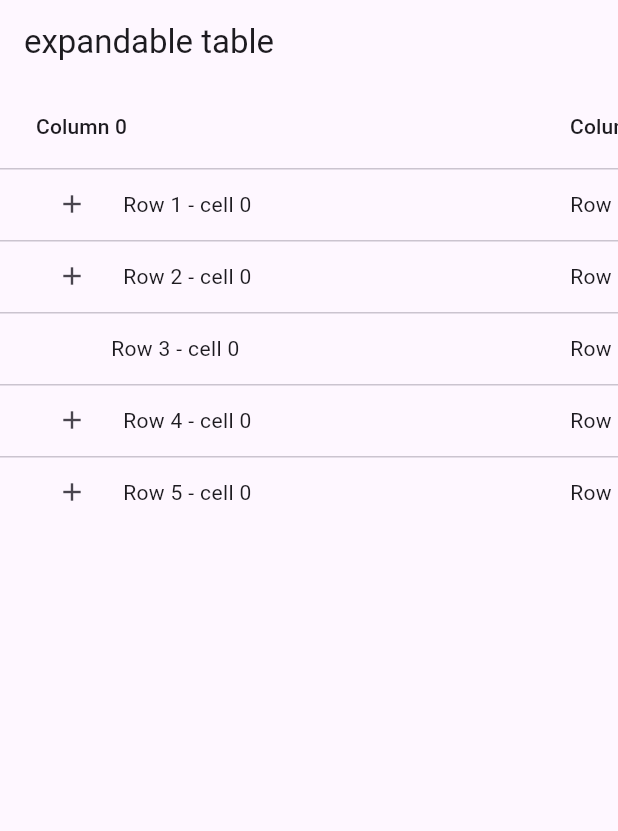
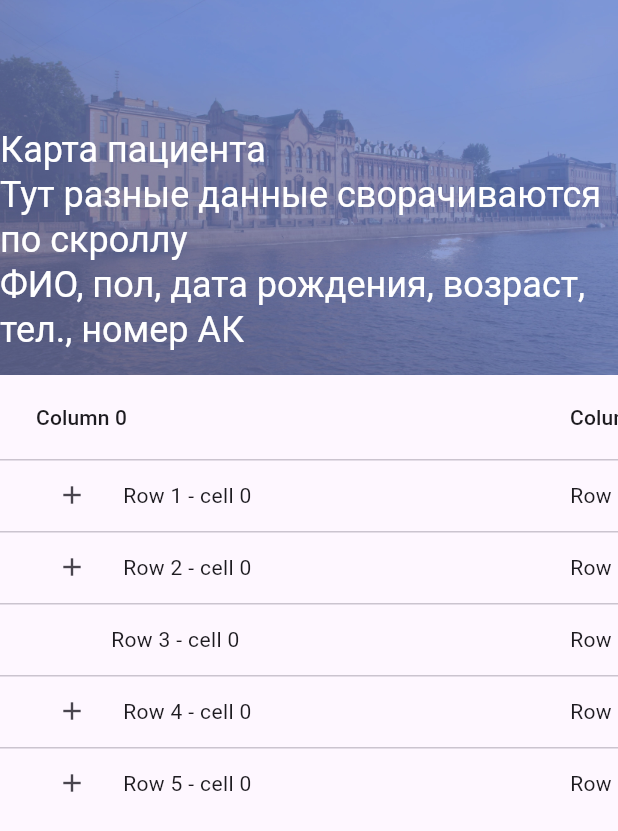
Before and after one commit to redaktorscha/expandable_tables, a Flutter app: the screen it shows after launch, on a phone screen of 412 x 824 dp. Shown: the top 831 px of the screen. Run offline on Flutter 3.47's test engine with Material 3 defaults, Android fonts, the phone set to English and light mode, and no system bars.

Commit message:
add sliver appbar

```diff
--- a/lib/main.dart
+++ b/lib/main.dart
@@ -1,5 +1,4 @@
 import 'package:flutter/material.dart';
-import 'dart:convert';
 
 void main() {
   runApp(const MyApp());
@@ -289,8 +288,31 @@ class _MyHomePageState extends State<MyHomePage> {
   @override
   Widget build(BuildContext context) {
     return Scaffold(
-      appBar: AppBar(title: Text('expandable table')),
-      body: Row(
+     // appBar: AppBar(title: Text('expandable table')),
+       body: NestedScrollView(
+        headerSliverBuilder: (BuildContext context, bool innerBoxIsScrolled) {
+          return <Widget>[
+            SliverAppBar(
+              expandedHeight: 250.0,
+              floating: false,
+              pinned: true,
+              flexibleSpace: FlexibleSpaceBar(
+                  centerTitle: true,
+                  title: Text("Карта пациента\nТут разные данные сворачиваются по скроллу\nФИО, пол, дата рождения, возраст, тел., номер АК",
+                      style: TextStyle(
+                        color: Colors.white,
+                        fontSize: 16.0,
+                      )),
+                  background: Image.asset(
+                    'assets/backPhoto3.jpg',
+                    fit: BoxFit.cover,
+                  )),
+            ),
+          ];
+        },
+        body:
+        Row(
+          crossAxisAlignment: CrossAxisAlignment.start,
         children: [
           Expanded(
               child: SingleChildScrollView(
@@ -309,7 +331,7 @@ class _MyHomePageState extends State<MyHomePage> {
                       ))))
         ],
       ),
-    );
+    ));
   }
 }
 
--- a/pubspec.yaml
+++ b/pubspec.yaml
@@ -57,6 +57,8 @@ flutter:
   # included with your application, so that you can use the icons in
   # the material Icons class.
   uses-material-design: true
+  assets:
+    - assets/
 
   # To add assets to your application, add an assets section, like this:
   # assets:
```
Also changed, not shown: assets/backPhoto3.jpg (added).
